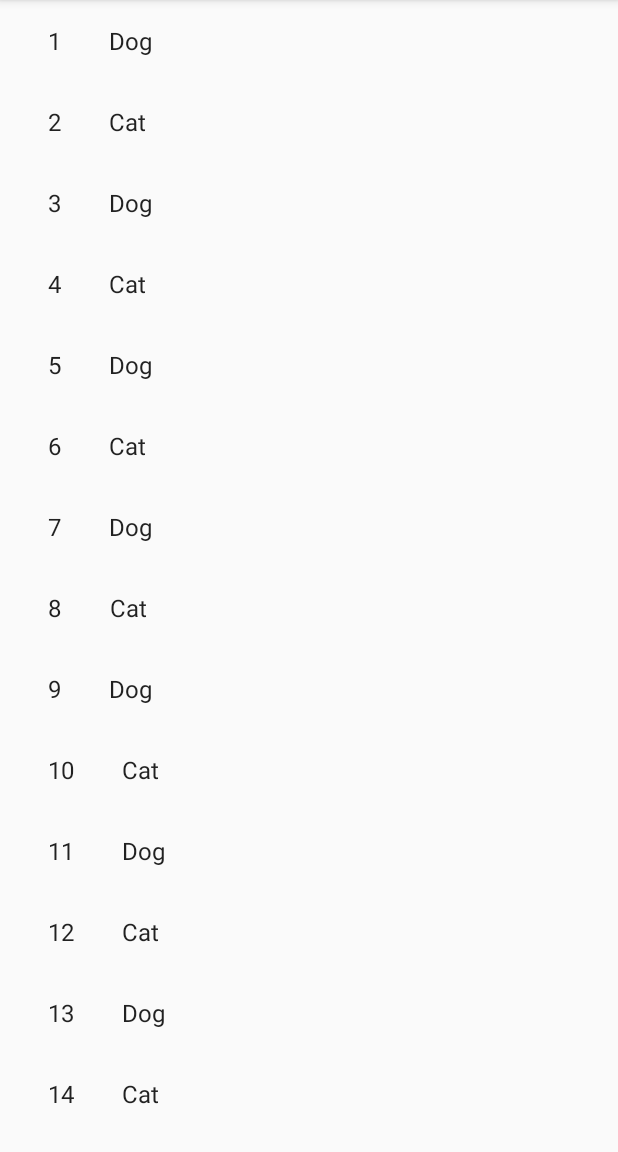
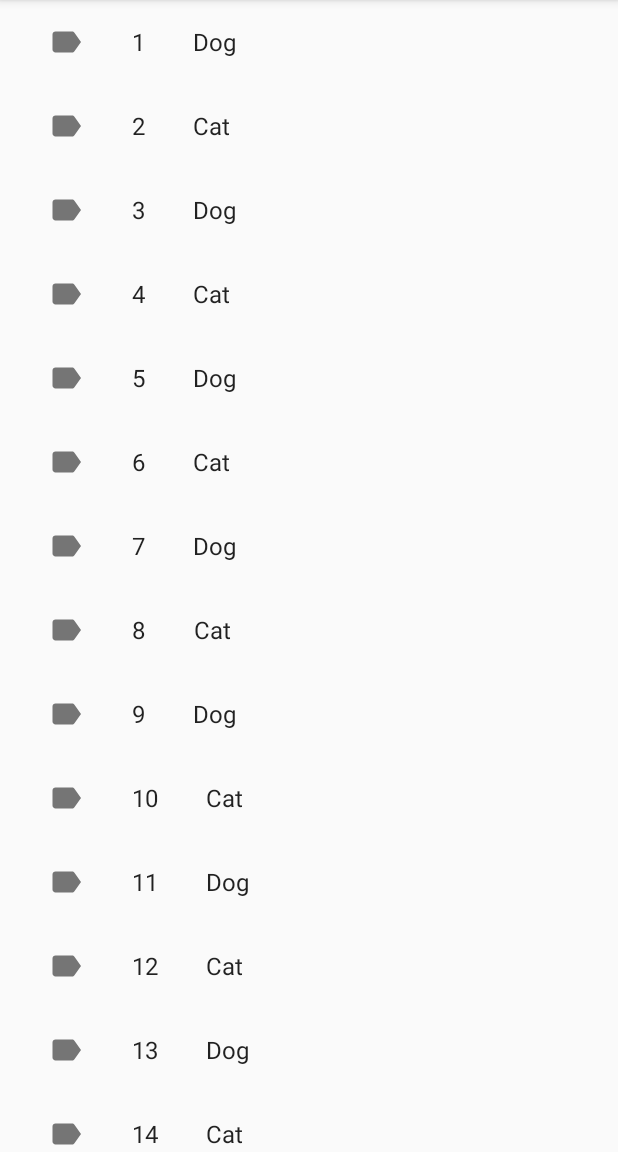
Before and after one commit to nbau21/Fantastic-Animated-Vector-Drawables, an Android app: the screen it shows after launch (MainActivity), in the side drawer, after a tap on "List", on a phone screen of 412 x 824 dp, the part 84-1236 px from its top. Run offline under Robolectric (Android 15) with nearby library versions, the phone set to English and light mode, and no system bars.

Commit message:
Add label button effect in list fragment

```diff
--- a/app/src/main/java/com/nbau21/animatedvectorsample/ItemRecyclerViewAdapter.java
+++ b/app/src/main/java/com/nbau21/animatedvectorsample/ItemRecyclerViewAdapter.java
@@ -1,9 +1,11 @@
 package com.nbau21.animatedvectorsample;
 
+import android.graphics.drawable.Animatable;
 import android.support.v7.widget.RecyclerView;
 import android.view.LayoutInflater;
 import android.view.View;
 import android.view.ViewGroup;
+import android.widget.ImageView;
 import android.widget.TextView;
 
 import java.util.List;
@@ -31,6 +33,7 @@ public class ItemRecyclerViewAdapter extends RecyclerView.Adapter<ItemRecyclerVi
         holder.mView.setOnClickListener(new View.OnClickListener() {
             @Override
             public void onClick(View v) {
+                holder.updateLabel();
             }
         });
     }
@@ -42,14 +45,29 @@ public class ItemRecyclerViewAdapter extends RecyclerView.Adapter<ItemRecyclerVi
 
     public class ViewHolder extends RecyclerView.ViewHolder {
         public final View mView;
+        public final ImageView mLabel;
         public final TextView mIdView;
         public final TextView mType;
+        private boolean isClicked = false;
 
         public ViewHolder(View view) {
             super(view);
             mView = view;
             mIdView = (TextView) view.findViewById(R.id.id);
+            mLabel = (ImageView) view.findViewById(R.id.iv_label);
             mType = (TextView) view.findViewById(R.id.tv_animal_type);
+        }
+
+        public void updateLabel() {
+            if (!isClicked) {
+                mLabel.setImageDrawable(mView.getContext().getResources().getDrawable(R.drawable.animated_label, null));
+                ((Animatable) mLabel.getDrawable()).start();
+                isClicked = true;
+            } else {
+                mLabel.setImageDrawable(mView.getContext().getResources().getDrawable(R.drawable.animated_label_reverse, null));
+                ((Animatable) mLabel.getDrawable()).start();
+                isClicked = false;
+            }
         }
     }
 }
--- /dev/null
+++ b/app/src/main/res/anim/label_fill.xml
@@ -0,0 +1,7 @@
+<?xml version="1.0" encoding="utf-8"?>
+<set xmlns:android="http://schemas.android.com/apk/res/android">
+    <objectAnimator
+        android:duration="500"
+        android:propertyName="fillColor"
+        android:valueTo="#4CAF50" />
+</set>
--- /dev/null
+++ b/app/src/main/res/anim/label_fill_reverse.xml
@@ -0,0 +1,8 @@
+<?xml version="1.0" encoding="utf-8"?>
+<set xmlns:android="http://schemas.android.com/apk/res/android"
+    android:fillAfter="true">
+    <objectAnimator
+        android:duration="500"
+        android:propertyName="fillColor"
+        android:valueTo="#757575" />
+</set>
--- /dev/null
+++ b/app/src/main/res/anim/label_wiggle.xml
@@ -0,0 +1,9 @@
+<set xmlns:android="http://schemas.android.com/apk/res/android">
+    <objectAnimator
+        android:repeatMode="reverse"
+        android:interpolator="@android:anim/overshoot_interpolator"
+        android:repeatCount="5"
+        android:duration="100"
+        android:propertyName="rotation"
+        android:valueTo="-5" />
+</set>
--- /dev/null
+++ b/app/src/main/res/drawable/animated_label.xml
@@ -0,0 +1,10 @@
+<?xml version="1.0" encoding="utf-8"?>
+<animated-vector xmlns:android="http://schemas.android.com/apk/res/android"
+    android:drawable="@drawable/ic_label">
+    <target
+        android:name="label_group"
+        android:animation="@anim/label_wiggle" />
+    <target
+        android:name="label"
+        android:animation="@anim/label_fill" />
+</animated-vector>
--- /dev/null
+++ b/app/src/main/res/drawable/animated_label_reverse.xml
@@ -0,0 +1,8 @@
+<?xml version="1.0" encoding="utf-8"?>
+<animated-vector xmlns:android="http://schemas.android.com/apk/res/android"
+    android:drawable="@drawable/ic_label"
+    android:fillAfter="true">
+    <target
+        android:name="label"
+        android:animation="@anim/label_fill_reverse" />
+</animated-vector>
--- /dev/null
+++ b/app/src/main/res/drawable/ic_label.xml
@@ -0,0 +1,15 @@
+<vector xmlns:android="http://schemas.android.com/apk/res/android"
+    android:width="24dp"
+    android:height="24dp"
+    android:viewportWidth="24.0"
+    android:viewportHeight="24.0">
+
+    <group android:name="label_group"
+        android:pivotX="12"
+        android:pivotY="12">
+        <path
+            android:name="label"
+            android:pathData="M17.63 5.84C17.27 5.33 16.67 5 16 5L5 5.01C3.9 5.01 3 5.9 3 7v10c0 1.1.9 1.99 2 1.99L16 19c.67 0 1.27-.33 1.63-.84L22 12l-4.37-6.16z"
+            android:fillColor="#757575"/>
+    </group>
+</vector>
--- a/app/src/main/res/layout/fragment_item.xml
+++ b/app/src/main/res/layout/fragment_item.xml
@@ -2,10 +2,20 @@
 <LinearLayout xmlns:android="http://schemas.android.com/apk/res/android"
     android:layout_width="wrap_content"
     android:layout_height="wrap_content"
+    android:gravity="center"
+    xmlns:tools="http://schemas.android.com/tools"
     android:orientation="horizontal">
+
+    <ImageView
+        android:id="@+id/iv_label"
+        android:layout_width="24dp"
+        android:layout_height="24dp"
+        android:layout_margin="@dimen/text_margin"
+        android:src="@drawable/animated_label"/>
 
     <TextView
         android:id="@+id/id"
+        tools:text="1"
         android:layout_width="wrap_content"
         android:layout_height="wrap_content"
         android:layout_margin="@dimen/text_margin"
@@ -13,6 +23,7 @@
 
     <TextView
         android:id="@+id/tv_animal_type"
+        tools:text="Dog"
         android:layout_width="wrap_content"
         android:layout_height="wrap_content"
         android:layout_margin="@dimen/text_margin"
```
